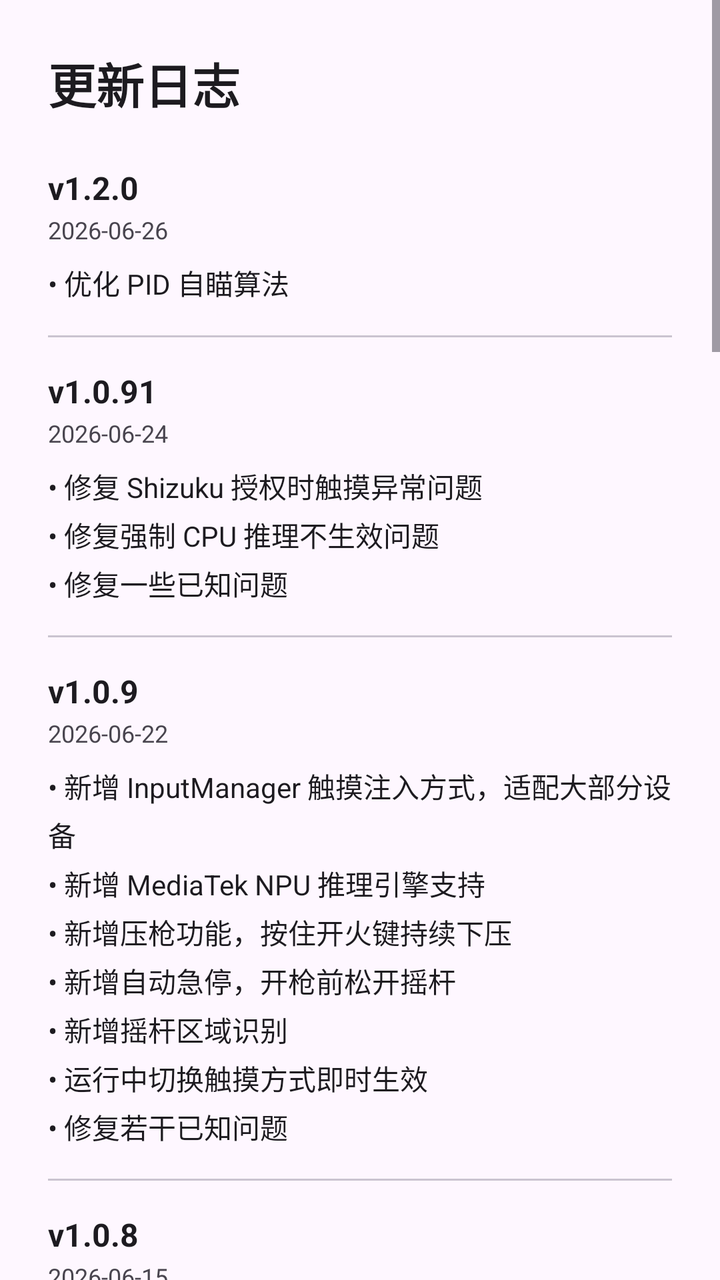
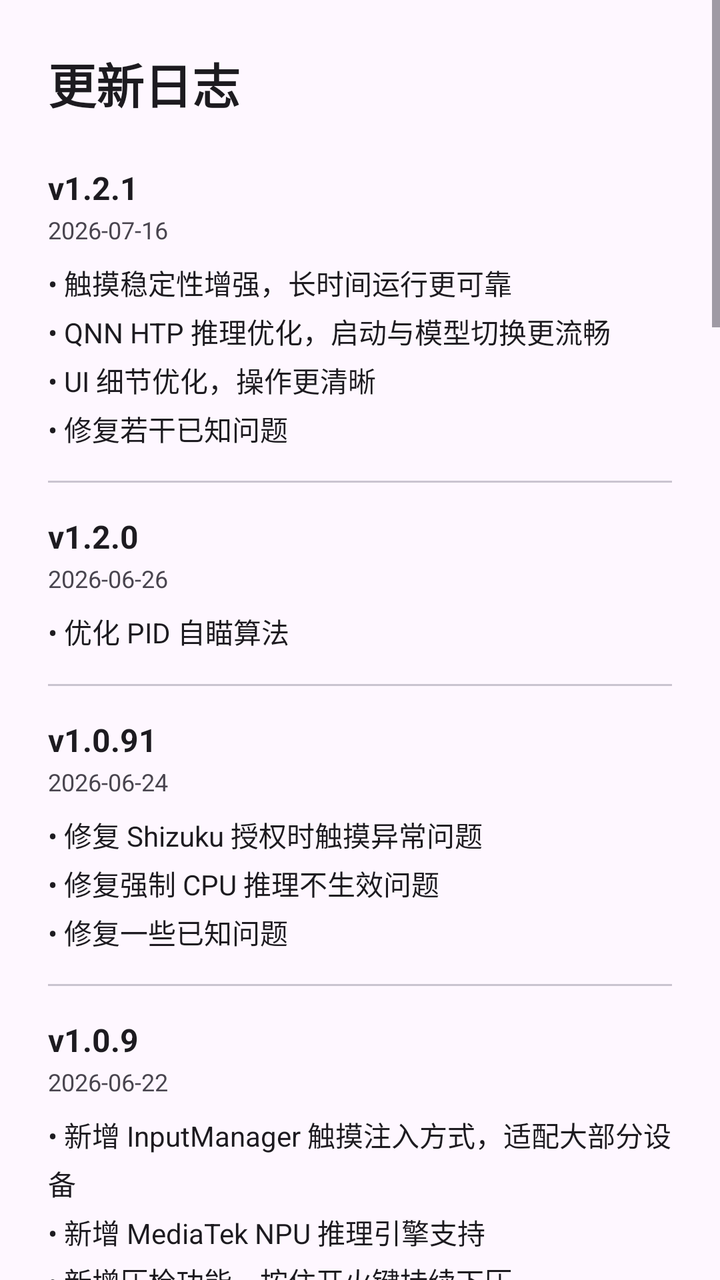

Compare the two renders of this Android layout. The source of the first and the diff that turns it into the second are given below.
<!-- AndroidManifest.xml: application theme Theme.Aimbot -->
<!-- res/layout/dialog_changelog.xml -->
<?xml version="1.0" encoding="utf-8"?>
<ScrollView xmlns:android="http://schemas.android.com/apk/res/android"
    android:layout_width="match_parent"
    android:layout_height="wrap_content">

<LinearLayout
    android:layout_width="match_parent"
    android:layout_height="wrap_content"
    android:orientation="vertical"
    android:paddingTop="24dp"
    android:paddingBottom="16dp"
    android:paddingStart="24dp"
    android:paddingEnd="24dp">

    <TextView
        android:layout_width="wrap_content"
        android:layout_height="wrap_content"
        android:text="更新日志"
        android:textSize="24sp"
        android:textColor="?attr/colorOnSurface"
        android:textStyle="bold" />

    <LinearLayout
        android:layout_width="match_parent"
        android:layout_height="wrap_content"
        android:orientation="vertical"
        android:layout_marginTop="24dp">

        
        <LinearLayout
            android:layout_width="match_parent"
            android:layout_height="wrap_content"
            android:orientation="vertical">

            <TextView
                android:layout_width="wrap_content"
                android:layout_height="wrap_content"
                android:text="v1.2.0"
                android:textSize="16sp"
                android:textColor="?attr/colorOnSurface"
                android:textStyle="bold" />

            <TextView
                android:layout_width="wrap_content"
                android:layout_height="wrap_content"
                android:text="2026-06-26"
                android:textSize="12sp"
                android:textColor="?attr/colorOnSurfaceVariant"
                android:layout_marginTop="2dp" />

            <TextView
                android:layout_width="wrap_content"
                android:layout_height="wrap_content"
                android:text="• 优化 PID 自瞄算法"
                android:textSize="14sp"
                android:textColor="?attr/colorOnSurface"
                android:layout_marginTop="8dp"
                android:lineSpacingExtra="4dp" />
        </LinearLayout>

        <View
            android:layout_width="match_parent"
            android:layout_height="1dp"
            android:background="?attr/colorOutlineVariant"
            android:layout_marginTop="16dp"
            android:layout_marginBottom="16dp" />

        
        <LinearLayout
            android:layout_width="match_parent"
            android:layout_height="wrap_content"
            android:orientation="vertical">

            <TextView
                android:layout_width="wrap_content"
                android:layout_height="wrap_content"
                android:text="v1.0.91"
                android:textSize="16sp"
                android:textColor="?attr/colorOnSurface"
                android:textStyle="bold" />

            <TextView
                android:layout_width="wrap_content"
                android:layout_height="wrap_content"
                android:text="2026-06-24"
                android:textSize="12sp"
                android:textColor="?attr/colorOnSurfaceVariant"
                android:layout_marginTop="2dp" />

            <TextView
                android:layout_width="wrap_content"
                android:layout_height="wrap_content"
                android:text="• 修复 Shizuku 授权时触摸异常问题\n• 修复强制 CPU 推理不生效问题\n• 修复一些已知问题"
                android:textSize="14sp"
                android:textColor="?attr/colorOnSurface"
                android:layout_marginTop="8dp"
                android:lineSpacingExtra="4dp" />
        </LinearLayout>

        <View
            android:layout_width="match_parent"
            android:layout_height="1dp"
            android:background="?attr/colorOutlineVariant"
            android:layout_marginTop="16dp"
            android:layout_marginBottom="16dp" />

        
        <LinearLayout
            android:layout_width="match_parent"
            android:layout_height="wrap_content"
            android:orientation="vertical">

            <TextView
                android:layout_width="wrap_content"
                android:layout_height="wrap_content"
                android:text="v1.0.9"
                android:textSize="16sp"
                android:textColor="?attr/colorOnSurface"
                android:textStyle="bold" />

            <TextView
                android:layout_width="wrap_content"
                android:layout_height="wrap_content"
                android:text="2026-06-22"
                android:textSize="12sp"
                android:textColor="?attr/colorOnSurfaceVariant"
                android:layout_marginTop="2dp" />

            <TextView
                android:layout_width="wrap_content"
                android:layout_height="wrap_content"
                android:text="• 新增 InputManager 触摸注入方式，适配大部分设备\n• 新增 MediaTek NPU 推理引擎支持\n• 新增压枪功能，按住开火键持续下压\n• 新增自动急停，开枪前松开摇杆\n• 新增摇杆区域识别\n• 运行中切换触摸方式即时生效\n• 修复若干已知问题"
                android:textSize="14sp"
                android:textColor="?attr/colorOnSurface"
                android:layout_marginTop="8dp"
                android:lineSpacingExtra="4dp" />
        </LinearLayout>

        <View
            android:layout_width="match_parent"
            android:layout_height="1dp"
            android:background="?attr/colorOutlineVariant"
            android:layout_marginTop="16dp"
            android:layout_marginBottom="16dp" />

        
        <LinearLayout
            android:layout_width="match_parent"
            android:layout_height="wrap_content"
            android:orientation="vertical">

            <TextView
                android:layout_width="wrap_content"
                android:layout_height="wrap_content"
                android:text="v1.0.8"
                android:textSize="16sp"
                android:textColor="?attr/colorOnSurface"
                android:textStyle="bold" />

            <TextView
                android:layout_width="wrap_content"
                android:layout_height="wrap_content"
                android:text="2026-06-15"
                android:textSize="12sp"
                android:textColor="?attr/colorOnSurfaceVariant"
                android:layout_marginTop="2dp" />

            <TextView
                android:layout_width="wrap_content"
                android:layout_height="wrap_content"
                android:text="• 自瞄新增收敛阈值，误差低于阈值时自动抬手，减少无效微调\n• 新增 CPU 推理模式（设置页），支持多线程配置（1/2/4/6/8），兼容非骁龙设备\n• 主界面与悬浮窗模型选择双向同步\n• 模型选择持久化，重启后自动恢复上次选择\n• 设置页 UI 完善，选项保存修复\n• 优化系统 tab 布局，区域设置入口调整\n• 修复若干已知问题"
                android:textSize="14sp"
                android:textColor="?attr/colorOnSurface"
                android:layout_marginTop="8dp"
                android:lineSpacingExtra="4dp" />
        </LinearLayout>

        <View
            android:layout_width="match_parent"
            android:layout_height="1dp"
            android:background="?attr/colorOutlineVariant"
            android:layout_marginTop="16dp"
            android:layout_marginBottom="16dp" />

        
        <LinearLayout
            android:layout_width="match_parent"
            android:layout_height="wrap_content"
            android:orientation="vertical">

            <TextView
                android:layout_width="wrap_content"
                android:layout_height="wrap_content"
                android:text="v1.0.7"
                android:textSize="16sp"
                android:textColor="?attr/colorOnSurface"
                android:textStyle="bold" />

            <TextView
                android:layout_width="wrap_content"
                android:layout_height="wrap_content"
                android:text="2026-06-07"
                android:textSize="12sp"
                android:textColor="?attr/colorOnSurfaceVariant"
                android:layout_marginTop="2dp" />

            <TextView
                android:layout_width="wrap_content"
                android:layout_height="wrap_content"
                android:text="• 新增多款检测模型，覆盖更多游戏场景\n• 自瞄与扳机支持多目标类别选择，可独立控制每类别的开关和参数\n• 录屏功能优化，提升稳定性和兼容性\n• 修复目标类别选择状态不保存的问题\n• 修复若干已知问题，提升整体稳定性"
                android:textSize="14sp"
                android:textColor="?attr/colorOnSurface"
                android:layout_marginTop="8dp"
                android:lineSpacingExtra="4dp" />
        </LinearLayout>

        <View
            android:layout_width="match_parent"
            android:layout_height="1dp"
            android:background="?attr/colorOutlineVariant"
            android:layout_marginTop="16dp"
            android:layout_marginBottom="16dp" />

        
        <LinearLayout
            android:layout_width="match_parent"
            android:layout_height="wrap_content"
            android:orientation="vertical">

            <TextView
                android:layout_width="wrap_content"
                android:layout_height="wrap_content"
                android:text="v1.0.6"
                android:textSize="16sp"
                android:textColor="?attr/colorOnSurface"
                android:textStyle="bold" />

            <TextView
                android:layout_width="wrap_content"
                android:layout_height="wrap_content"
                android:text="2026-06-05"
                android:textSize="12sp"
                android:textColor="?attr/colorOnSurfaceVariant"
                android:layout_marginTop="2dp" />

            <TextView
                android:layout_width="wrap_content"
                android:layout_height="wrap_content"
                android:text="• 新增 Root 模式支持，有 su 授权时无需 Shizuku\n• 自动检测 Root 权限，优先使用 Root，无 Root 时回退 Shizuku\n• 主界面状态栏显示当前权限模式（Root模式/Shizuku）"
                android:textSize="14sp"
                android:textColor="?attr/colorOnSurface"
                android:layout_marginTop="8dp"
                android:lineSpacingExtra="4dp" />
        </LinearLayout>

        <View
            android:layout_width="match_parent"
            android:layout_height="1dp"
            android:background="?attr/colorOutlineVariant"
            android:layout_marginTop="16dp"
            android:layout_marginBottom="16dp" />

        
        <LinearLayout
            android:layout_width="match_parent"
            android:layout_height="wrap_content"
            android:orientation="vertical">

            <TextView
                android:layout_width="wrap_content"
                android:layout_height="wrap_content"
                android:text="v1.0.5"
                android:textSize="16sp"
                android:textColor="?attr/colorOnSurface"
                android:textStyle="bold" />

            <TextView
                android:layout_width="wrap_content"
                android:layout_height="wrap_content"
                android:text="2026-06-02"
                android:textSize="12sp"
                android:textColor="?attr/colorOnSurfaceVariant"
                android:layout_marginTop="2dp" />

            <TextView
                android:layout_width="wrap_content"
                android:layout_height="wrap_content"
                android:text="• 新增贝塞尔曲线自瞄模式，慢-快-慢平滑移动，模拟人手拖拽\n• 支持调节持续时间、曲线弯曲、随机幅度参数\n• 贝塞尔模式下实时预览移动路径曲线图\n• 修复贝塞尔自瞄方向错误和过冲问题\n• 删除重定阈值参数"
                android:textSize="14sp"
                android:textColor="?attr/colorOnSurface"
                android:layout_marginTop="8dp"
                android:lineSpacingExtra="4dp" />
        </LinearLayout>

        <View
            android:layout_width="match_parent"
            android:layout_height="1dp"
            android:background="?attr/colorOutlineVariant"
            android:layout_marginTop="16dp"
            android:layout_marginBottom="16dp" />

        
        <LinearLayout
            android:layout_width="match_parent"
            android:layout_height="wrap_content"
            android:orientation="vertical">

            <TextView
                android:layout_width="wrap_content"
                android:layout_height="wrap_content"
                android:text="v1.0.4"
                android:textSize="16sp"
                android:textColor="?attr/colorOnSurface"
                android:textStyle="bold" />

            <TextView
                android:layout_width="wrap_content"
                android:layout_height="wrap_content"
                android:text="2026-06-02"
                android:textSize="12sp"
                android:textColor="?attr/colorOnSurfaceVariant"
                android:layout_marginTop="2dp" />

            <TextView
                android:layout_width="wrap_content"
                android:layout_height="wrap_content"
                android:text="• 修复切换模型时推理未停止导致崩溃的问题\n• 修复若干已知问题，提升稳定性"
                android:textSize="14sp"
                android:textColor="?attr/colorOnSurface"
                android:layout_marginTop="8dp"
                android:lineSpacingExtra="4dp" />
        </LinearLayout>

        <View
            android:layout_width="match_parent"
            android:layout_height="1dp"
            android:background="?attr/colorOutlineVariant"
            android:layout_marginTop="16dp"
            android:layout_marginBottom="16dp" />

        
        <LinearLayout
            android:layout_width="match_parent"
            android:layout_height="wrap_content"
            android:orientation="vertical">

            <TextView
                android:layout_width="wrap_content"
                android:layout_height="wrap_content"
                android:text="v1.0.3"
                android:textSize="16sp"
                android:textColor="?attr/colorOnSurface"
                android:textStyle="bold" />

            <TextView
                android:layout_width="wrap_content"
                android:layout_height="wrap_content"
                android:text="2026-05-23"
                android:textSize="12sp"
                android:textColor="?attr/colorOnSurfaceVariant"
                android:layout_marginTop="2dp" />

            <TextView
                android:layout_width="wrap_content"
                android:layout_height="wrap_content"
                android:text="• 自瞄 Y 偏移改为比例偏移（按目标高度），支持打身体\n• 自瞄新增随机摆动，模拟人手微调\n• 自瞄新增预测强度，提前追踪移动目标\n• 扳机新增 Y 范围扩大参数，向下扩展触发区域\n• 修复模型选择关闭面板后不保持的 bug\n• 删除 X 偏移参数"
                android:textSize="14sp"
                android:textColor="?attr/colorOnSurface"
                android:layout_marginTop="8dp"
                android:lineSpacingExtra="4dp" />
        </LinearLayout>

        <View
            android:layout_width="match_parent"
            android:layout_height="1dp"
            android:background="?attr/colorOutlineVariant"
            android:layout_marginTop="16dp"
            android:layout_marginBottom="16dp" />

        
        <LinearLayout
            android:layout_width="match_parent"
            android:layout_height="wrap_content"
            android:orientation="vertical">

            <TextView
                android:layout_width="wrap_content"
                android:layout_height="wrap_content"
                android:text="v1.0.2"
                android:textSize="16sp"
                android:textColor="?attr/colorOnSurface"
                android:textStyle="bold" />

            <TextView
                android:layout_width="wrap_content"
                android:layout_height="wrap_content"
                android:text="2026-05-21"
                android:textSize="12sp"
                android:textColor="?attr/colorOnSurfaceVariant"
                android:layout_marginTop="2dp" />

            <TextView
                android:layout_width="wrap_content"
                android:layout_height="wrap_content"
                android:text="• 修复配置参数不生效的 bug\n• 区域设置改为按钮点击操作"
                android:textSize="14sp"
                android:textColor="?attr/colorOnSurface"
                android:layout_marginTop="8dp"
                android:lineSpacingExtra="4dp" />
        </LinearLayout>

        <View
            android:layout_width="match_parent"
            android:layout_height="1dp"
            android:background="?attr/colorOutlineVariant"
            android:layout_marginTop="16dp"
            android:layout_marginBottom="16dp" />

        
        <LinearLayout
            android:layout_width="match_parent"
            android:layout_height="wrap_content"
            android:orientation="vertical">

            <TextView
                android:layout_width="wrap_content"
                android:layout_height="wrap_content"
                android:text="v1.0.1"
                android:textSize="16sp"
                android:textColor="?attr/colorOnSurface"
                android:textStyle="bold" />

            <TextView
                android:layout_width="wrap_content"
                android:layout_height="wrap_content"
                android:text="2026-05-20"
                android:textSize="12sp"
                android:textColor="?attr/colorOnSurfaceVariant"
                android:layout_marginTop="2dp" />

            <TextView
                android:layout_width="wrap_content"
                android:layout_height="wrap_content"
                android:text="• UI 细节优化，体验更流畅\n• 修复若干已知问题"
                android:textSize="14sp"
                android:textColor="?attr/colorOnSurface"
                android:layout_marginTop="8dp"
                android:lineSpacingExtra="4dp" />
        </LinearLayout>

        <View
            android:layout_width="match_parent"
            android:layout_height="1dp"
            android:background="?attr/colorOutlineVariant"
            android:layout_marginTop="16dp"
            android:layout_marginBottom="16dp" />

        
        <LinearLayout
            android:layout_width="match_parent"
            android:layout_height="wrap_content"
            android:orientation="vertical">

            <TextView
                android:layout_width="wrap_content"
                android:layout_height="wrap_content"
                android:text="v1.0.0"
                android:textSize="16sp"
                android:textColor="?attr/colorOnSurface"
                android:textStyle="bold" />

            <TextView
                android:layout_width="wrap_content"
                android:layout_height="wrap_content"
                android:text="2026-05-18"
                android:textSize="12sp"
                android:textColor="?attr/colorOnSurfaceVariant"
                android:layout_marginTop="2dp" />

            <TextView
                android:layout_width="wrap_content"
                android:layout_height="wrap_content"
                android:text="• AI 目标检测，支持骁龙 QNN 硬件加速\n• 自瞄模式，智能追踪目标\n• 扳机模式，精准触发射击\n• 多精度模型可选"
                android:textSize="14sp"
                android:textColor="?attr/colorOnSurface"
                android:layout_marginTop="8dp"
                android:lineSpacingExtra="4dp" />
        </LinearLayout>

    </LinearLayout>

</LinearLayout>

</ScrollView>
<!-- resources referenced by this layout -->
<resources>
  <style name="Theme.Aimbot" parent="Base.Theme.Aimbot" />
  <style name="Base.Theme.Aimbot" parent="Theme.Material3.DayNight.NoActionBar">
          
          
      </style>
</resources>

<!-- the commit's change to res/layout/dialog_changelog.xml (unified diff, before → after) -->
@@ -35,6 +35,45 @@
             <TextView
                 android:layout_width="wrap_content"
                 android:layout_height="wrap_content"
+                android:text="v1.2.1"
+                android:textSize="16sp"
+                android:textColor="?attr/colorOnSurface"
+                android:textStyle="bold" />
+
+            <TextView
+                android:layout_width="wrap_content"
+                android:layout_height="wrap_content"
+                android:text="2026-07-16"
+                android:textSize="12sp"
+                android:textColor="?attr/colorOnSurfaceVariant"
+                android:layout_marginTop="2dp" />
+
+            <TextView
+                android:layout_width="wrap_content"
+                android:layout_height="wrap_content"
+                android:text="• 触摸稳定性增强，长时间运行更可靠\n• QNN HTP 推理优化，启动与模型切换更流畅\n• UI 细节优化，操作更清晰\n• 修复若干已知问题"
+                android:textSize="14sp"
+                android:textColor="?attr/colorOnSurface"
+                android:layout_marginTop="8dp"
+                android:lineSpacingExtra="4dp" />
+        </LinearLayout>
+
+        <View
+            android:layout_width="match_parent"
+            android:layout_height="1dp"
+            android:background="?attr/colorOutlineVariant"
+            android:layout_marginTop="16dp"
+            android:layout_marginBottom="16dp" />
+
+        
+        <LinearLayout
+            android:layout_width="match_parent"
+            android:layout_height="wrap_content"
+            android:orientation="vertical">
+
+            <TextView
+                android:layout_width="wrap_content"
+                android:layout_height="wrap_content"
                 android:text="v1.2.0"
                 android:textSize="16sp"
                 android:textColor="?attr/colorOnSurface"
